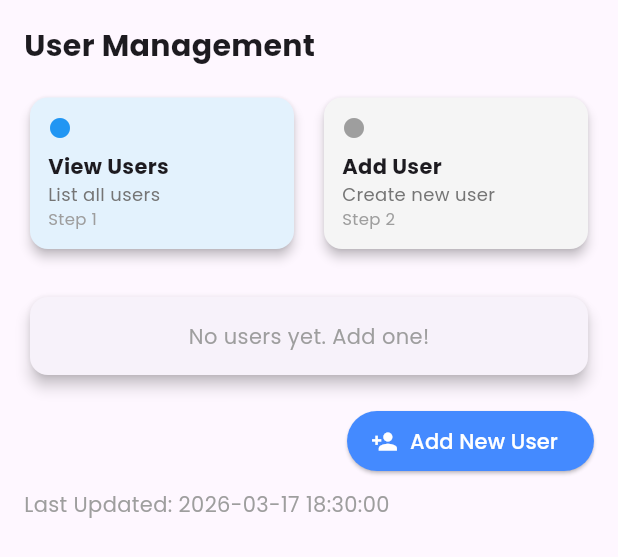
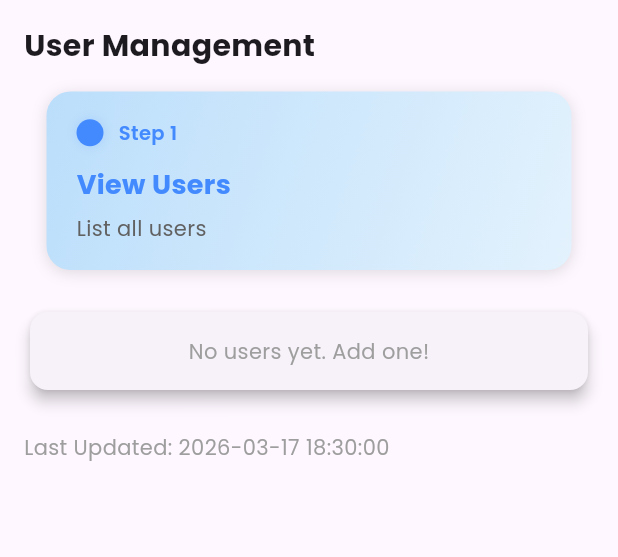
Before and after one commit to lemuelalvarico71-design/barangay_census, a Flutter app: the UserPage widget shown alone on an empty page, opened directly, on a phone screen of 412 x 824 dp. Shown: the top 557 px of the screen. Run offline on Flutter 3.47's test engine with Material 3 defaults, Android fonts, the phone set to English and light mode, and no system bars; our stand-ins replace camera, dotted_border, file_picker, fl_chart, google_fonts; missing offline and left inert: mysql1.

Commit message:
03-17-20265

```diff
--- a/lib/pages/login_page.dart
+++ b/lib/pages/login_page.dart
@@ -135,7 +135,7 @@ class _LoginPageState extends State<LoginPage> {
                       Image.asset('assets/images/logo.png', height: 80, width: 80),
                       const SizedBox(height: 16),
                       const Text(
-                        'Brgy. Rizal Census Management',
+                        'Brgy Census Management',
                         style: TextStyle(fontSize: 24, fontWeight: FontWeight.bold, color: Color(0xFF031273)),
                       ),
                       const SizedBox(height: 24),
--- a/lib/pages/user_page.dart
+++ b/lib/pages/user_page.dart
@@ -163,12 +163,12 @@ await DatabaseService.instance.logActivity(
 
             // Step cards
             Row(
+              mainAxisAlignment: MainAxisAlignment.center,
               children: [
-                _stepCard('View Users', 'Step 1', 'List all users',
-                    _currentStep == 0),
-                const SizedBox(width: 12),
-                _stepCard('Add User', 'Step 2', 'Create new user',
-                    _currentStep == 1),
+                SizedBox(
+                  width: 350,
+                  child: _stepCard('View Users', 'Step 1', 'List all users', _currentStep == 0),
+                ),
               ],
             ),
             const SizedBox(height: 24),
@@ -181,18 +181,7 @@ await DatabaseService.instance.logActivity(
 
             const SizedBox(height: 16),
 
-            // Bottom button
-            if (_currentStep == 0)
-              Align(
-                alignment: Alignment.centerRight,
-                child: ElevatedButton.icon(
-                  onPressed: _goToAdd,
-                  icon: const Icon(Icons.person_add, color: Colors.white,),
-                  label: const Text('Add New User', style: TextStyle(color: Colors.white),),
-                  style: ElevatedButton.styleFrom(
-                      backgroundColor: Colors.blueAccent),
-                ),
-              ),
+            // ...existing code...
 
             const SizedBox(height: 8),
             Text('Last Updated: $_nowPH',
@@ -206,23 +195,74 @@ await DatabaseService.instance.logActivity(
   // ────── STEP CARD ──────
   Widget _stepCard(String title, String step, String desc, bool active) {
     return Expanded(
-      child: Card(
-        color: active ? Colors.blue[50] : Colors.grey[100],
-        elevation: 3,
-        shape: RoundedRectangleBorder(borderRadius: BorderRadius.circular(12)),
+      child: Container(
+        decoration: BoxDecoration(
+          gradient: active
+              ? LinearGradient(
+                  colors: [Colors.blue.shade100, Colors.blue.shade50],
+                  begin: Alignment.topLeft,
+                  end: Alignment.bottomRight,
+                )
+              : LinearGradient(
+                  colors: [Colors.grey.shade200, Colors.grey.shade100],
+                  begin: Alignment.topLeft,
+                  end: Alignment.bottomRight,
+                ),
+          borderRadius: BorderRadius.circular(16),
+          boxShadow: [
+            BoxShadow(
+              color: Colors.black12,
+              blurRadius: 8,
+              offset: Offset(0, 2),
+            ),
+          ],
+        ),
         child: Padding(
-          padding: const EdgeInsets.all(12),
+          padding: const EdgeInsets.symmetric(vertical: 18, horizontal: 20),
           child: Column(
             crossAxisAlignment: CrossAxisAlignment.start,
             children: [
-              Icon(Icons.circle,
-                  size: 16, color: active ? Colors.blue : Colors.grey),
-              const SizedBox(height: 8),
-              Text(title, style: const TextStyle(fontWeight: FontWeight.bold)),
-              Text(desc,
-                  style: TextStyle(fontSize: 12, color: Colors.grey[600])),
-              Text(step,
-                  style: TextStyle(fontSize: 11, color: Colors.grey[500])),
+              Row(
+                children: [
+                  Container(
+                    width: 18,
+                    height: 18,
+                    decoration: BoxDecoration(
+                      color: active ? Colors.blueAccent : Colors.grey,
+                      shape: BoxShape.circle,
+                      boxShadow: active
+                          ? [BoxShadow(color: Colors.blueAccent.withOpacity(0.2), blurRadius: 6)]
+                          : [],
+                    ),
+                  ),
+                  const SizedBox(width: 10),
+                  Text(
+                    step,
+                    style: TextStyle(
+                      fontSize: 13,
+                      fontWeight: FontWeight.w600,
+                      color: active ? Colors.blueAccent : Colors.grey[600],
+                    ),
+                  ),
+                ],
+              ),
+              const SizedBox(height: 12),
+              Text(
+                title,
+                style: TextStyle(
+                  fontSize: 18,
+                  fontWeight: FontWeight.bold,
+                  color: active ? Colors.blueAccent : Colors.black87,
+                ),
+              ),
+              const SizedBox(height: 6),
+              Text(
+                desc,
+                style: TextStyle(
+                  fontSize: 14,
+                  color: Colors.grey[700],
+                ),
+              ),
             ],
           ),
         ),
```
Also changed, not shown: 1 other file.
